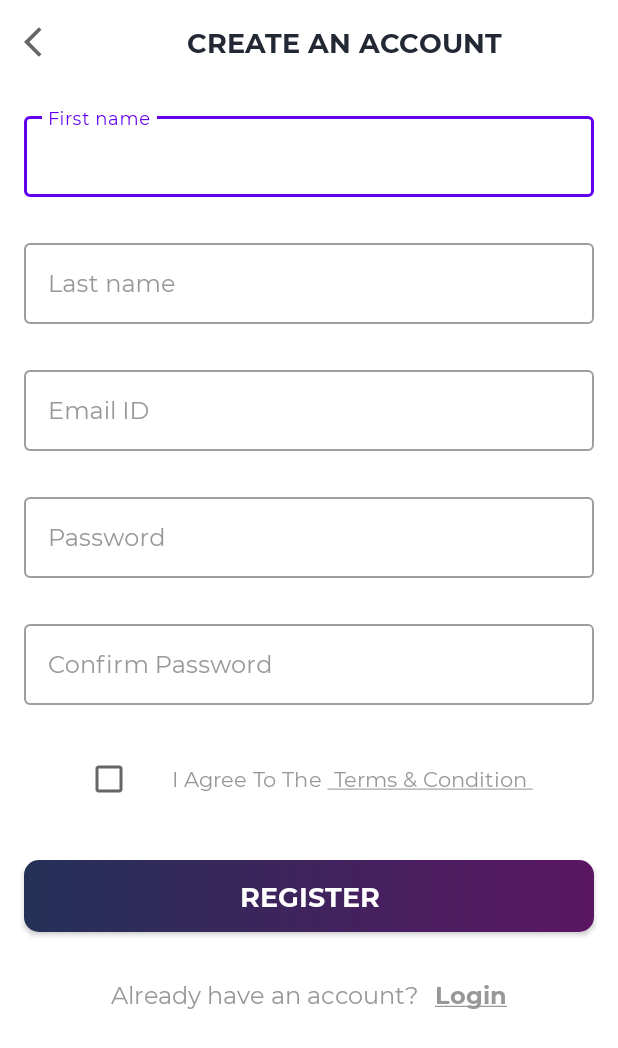
After one commit to DmitryInke/AndroidShopApp, an Android app: the RegisterActivity screen opened directly, with no data from a screen before it, on a phone screen of 412 x 824 dp. The commit adds this screen. Shown: the top 1048 px of the screen. Run offline under Robolectric (Android 15) with nearby library versions, the phone set to English and light mode, and no system bars.

Commit message:
Register Activity, Validating Registry

```diff
--- a/app/build.gradle
+++ b/app/build.gradle
@@ -1,6 +1,7 @@
 plugins {
     id 'com.android.application'
     id 'kotlin-android'
+    id 'kotlin-android-extensions'
     id 'com.google.gms.google-services'
 }
 
@@ -35,6 +36,7 @@ android {
 dependencies {
 
     implementation 'androidx.core:core-ktx:1.7.0'
+    implementation fileTree(dir: "libs", include: ["*.jar"])
     implementation 'androidx.appcompat:appcompat:1.4.0'
     implementation 'com.google.android.material:material:1.4.0'
     implementation 'androidx.constraintlayout:constraintlayout:2.1.2'
--- /dev/null
+++ b/app/src/main/java/com/example/shopapp/ui/activities/BaseActivity.kt
@@ -0,0 +1,32 @@
+package com.example.shopapp.ui.activities
+
+import androidx.appcompat.app.AppCompatActivity
+import androidx.core.content.ContextCompat
+import com.example.shopapp.R
+import com.google.android.material.snackbar.Snackbar
+
+open class BaseActivity : AppCompatActivity() {
+
+    fun showErrorSnackBar(message: String, errorMessage: Boolean) {
+        val snackBar =
+            Snackbar.make(findViewById(android.R.id.content), message, Snackbar.LENGTH_LONG)
+        val snackBarView = snackBar.view
+
+        if (errorMessage) {
+            snackBarView.setBackgroundColor(
+                ContextCompat.getColor(
+                    this@BaseActivity,
+                    R.color.snackBarError
+                )
+            )
+        }else{
+            snackBarView.setBackgroundColor(
+                ContextCompat.getColor(
+                    this@BaseActivity,
+                    R.color.snackBarSuccess
+                )
+            )
+        }
+        snackBar.show()
+    }
+}
--- a/app/src/main/java/com/example/shopapp/ui/activities/LoginActivity.kt
+++ b/app/src/main/java/com/example/shopapp/ui/activities/LoginActivity.kt
@@ -1,15 +1,15 @@
 package com.example.shopapp.ui.activities
 
+import android.content.Intent
 import android.os.Build
 import androidx.appcompat.app.AppCompatActivity
 import android.os.Bundle
 import android.view.WindowInsets
 import android.view.WindowManager
 import com.example.shopapp.R
+import kotlinx.android.synthetic.main.activity_login.*
 
 
-
-@Suppress("DEPRECATION")
 class LoginActivity : AppCompatActivity() {
 
     override fun onCreate(savedInstanceState: Bundle?) {
@@ -25,6 +25,11 @@ class LoginActivity : AppCompatActivity() {
                 WindowManager.LayoutParams.FLAG_FULLSCREEN
             )
         }
+        tv_register.setOnClickListener {
+
+            val intent = Intent(this@LoginActivity, RegisterActivity::class.java)
+            startActivity(intent)
+        }
 
     }
 }
--- /dev/null
+++ b/app/src/main/java/com/example/shopapp/ui/activities/RegisterActivity.kt
@@ -0,0 +1,104 @@
+package com.example.shopapp.ui.activities
+
+import android.content.Intent
+import android.os.Build
+
+import android.os.Bundle
+import android.text.TextUtils
+import android.view.WindowInsets
+import android.view.WindowManager
+import com.example.shopapp.R
+import kotlinx.android.synthetic.main.activity_register.*
+
+class RegisterActivity : BaseActivity() {
+    override fun onCreate(savedInstanceState: Bundle?) {
+        super.onCreate(savedInstanceState)
+        setContentView(R.layout.activity_register)
+
+        @Suppress("DEPRECATION")
+        if (Build.VERSION.SDK_INT >= Build.VERSION_CODES.R) {
+            window.insetsController?.hide(WindowInsets.Type.statusBars())
+        } else {
+            window.setFlags(
+                WindowManager.LayoutParams.FLAG_FULLSCREEN,
+                WindowManager.LayoutParams.FLAG_FULLSCREEN
+            )
+        }
+        setupActionBar()
+
+        btn_register.setOnClickListener {
+            validateRegisterDetails()
+        }
+
+        tv_login.setOnClickListener {
+
+            val intent = Intent(this@RegisterActivity, LoginActivity::class.java)
+            startActivity(intent)
+        }
+    }
+
+    private fun setupActionBar() {
+
+        setSupportActionBar(toolbar_register_activity)
+
+        val actionBar = supportActionBar
+        if (actionBar != null) {
+            actionBar.setDisplayHomeAsUpEnabled(true)
+            actionBar.setHomeAsUpIndicator(R.drawable.ic_black_color_back_24dp)
+        }
+
+        toolbar_register_activity.setNavigationOnClickListener { onBackPressed() }
+    }
+
+    private fun validateRegisterDetails(): Boolean {
+        return when {
+            TextUtils.isEmpty(et_first_name.text.toString().trim { it <= ' ' }) -> {
+                showErrorSnackBar(resources.getString(R.string.err_msg_enter_first_name), true)
+                false
+            }
+
+            TextUtils.isEmpty(et_last_name.text.toString().trim { it <= ' ' }) -> {
+                showErrorSnackBar(resources.getString(R.string.err_msg_enter_last_name), true)
+                false
+            }
+
+            TextUtils.isEmpty(et_email.text.toString().trim { it <= ' ' }) || !android.util.Patterns.EMAIL_ADDRESS.matcher(et_email.text.toString()).matches() -> {
+                showErrorSnackBar(resources.getString(R.string.err_msg_enter_email), true)
+                false
+            }
+
+            TextUtils.isEmpty(et_password.text.toString().trim { it <= ' ' }) -> {
+                showErrorSnackBar(resources.getString(R.string.err_msg_enter_password), true)
+                false
+            }
+
+            TextUtils.isEmpty(et_confirm_password.text.toString().trim { it <= ' ' }) -> {
+                showErrorSnackBar(
+                    resources.getString(R.string.err_msg_enter_confirm_password),
+                    true
+                )
+                false
+            }
+
+            et_password.text.toString().trim { it <= ' ' } != et_confirm_password.text.toString()
+                .trim { it <= ' ' } -> {
+                showErrorSnackBar(
+                    resources.getString(R.string.err_msg_password_and_confirm_password_mismatch),
+                    true
+                )
+                false
+            }
+            !cb_terms_and_condition.isChecked -> {
+                showErrorSnackBar(
+                    resources.getString(R.string.err_msg_agree_terms_and_condition),
+                    true
+                )
+                false
+            }
+            else -> {
+                showErrorSnackBar(resources.getString(R.string.val_msg_registery_successfull), false)
+                true
+            }
+        }
+    }
+}
--- a/app/src/main/java/com/example/shopapp/ui/activities/SplashActivity.kt
+++ b/app/src/main/java/com/example/shopapp/ui/activities/SplashActivity.kt
@@ -25,9 +25,8 @@ class SplashActivity : AppCompatActivity() {
         @Suppress("DEPRECATION")
         Handler().postDelayed(
             {
-                // Launch the Main Activity
                 startActivity(Intent(this@SplashActivity, LoginActivity::class.java))
-                finish() // Call this when your activity is done and should be closed.
+                finish()
             },
             1500
         )
--- /dev/null
+++ b/app/src/main/res/drawable/ic_black_color_back_24dp.xml
@@ -0,0 +1,10 @@
+<vector xmlns:android="http://schemas.android.com/apk/res/android"
+    android:width="24dp"
+    android:height="24dp"
+    android:viewportWidth="24"
+    android:viewportHeight="24"
+    android:tint="?attr/colorControlNormal">
+  <path
+      android:fillColor="@android:color/white"
+      android:pathData="M11.67,3.87L9.9,2.1 0,12l9.9,9.9 1.77,-1.77L3.54,12z"/>
+</vector>
--- /dev/null
+++ b/app/src/main/res/layout/activity_register.xml
@@ -0,0 +1,240 @@
+<?xml version="1.0" encoding="utf-8"?>
+<androidx.constraintlayout.widget.ConstraintLayout xmlns:android="http://schemas.android.com/apk/res/android"
+    xmlns:app="http://schemas.android.com/apk/res-auto"
+    xmlns:tools="http://schemas.android.com/tools"
+    android:layout_width="match_parent"
+    android:layout_height="match_parent"
+    tools:context=".ui.activities.RegisterActivity">
+
+    <androidx.appcompat.widget.Toolbar
+        android:id="@+id/toolbar_register_activity"
+        android:layout_width="match_parent"
+        android:layout_height="?attr/actionBarSize"
+        app:layout_constraintEnd_toEndOf="parent"
+        app:layout_constraintStart_toStartOf="parent"
+        app:layout_constraintTop_toTopOf="parent">
+
+        <com.example.shopapp.utils.MSPTextViewBold
+            android:id="@+id/tv_title"
+            android:layout_width="match_parent"
+            android:layout_height="match_parent"
+            android:gravity="center"
+            android:paddingStart="@dimen/toolbar_title_paddingStart"
+            android:paddingEnd="0dp"
+            android:text="@string/create_an_account"
+            android:textColor="@color/primaryText"
+            android:textSize="@dimen/toolbar_title_text_size" />
+
+    </androidx.appcompat.widget.Toolbar>
+
+    <ScrollView
+        android:layout_width="match_parent"
+        android:layout_height="wrap_content"
+        app:layout_constraintEnd_toEndOf="parent"
+        app:layout_constraintStart_toStartOf="parent"
+        app:layout_constraintTop_toBottomOf="@id/toolbar_register_activity">
+
+        <androidx.constraintlayout.widget.ConstraintLayout
+            android:layout_width="match_parent"
+            android:layout_height="wrap_content">
+
+            <com.google.android.material.textfield.TextInputLayout
+                android:id="@+id/til_first_name"
+                style="@style/Widget.MaterialComponents.TextInputLayout.OutlinedBox"
+                android:layout_width="match_parent"
+                android:layout_height="wrap_content"
+                android:layout_marginStart="16dp"
+                android:layout_marginTop="16dp"
+                android:layout_marginEnd="16dp"
+                android:hint="@string/hint_first_name"
+                android:textColorHint="@color/secondaryText"
+                app:layout_constraintEnd_toEndOf="parent"
+                app:layout_constraintStart_toStartOf="parent"
+                app:layout_constraintTop_toTopOf="parent">
+
+                <com.example.shopapp.utils.MSPEditText
+                    android:id="@+id/et_first_name"
+                    android:layout_width="match_parent"
+                    android:layout_height="wrap_content"
+                    android:inputType="text"
+                    android:padding="@dimen/et_padding"
+                    android:textColor="@color/primaryText"
+                    android:textSize="@dimen/et_textSize" />
+            </com.google.android.material.textfield.TextInputLayout>
+
+            <com.google.android.material.textfield.TextInputLayout
+                android:id="@+id/til_last_name"
+                style="@style/Widget.MaterialComponents.TextInputLayout.OutlinedBox"
+                android:layout_width="match_parent"
+                android:layout_height="wrap_content"
+                android:layout_marginStart="16dp"
+                android:layout_marginTop="25dp"
+                android:layout_marginEnd="16dp"
+                android:hint="@string/hint_last_name"
+                android:textColorHint="@color/secondaryText"
+                app:layout_constraintEnd_toEndOf="parent"
+                app:layout_constraintStart_toStartOf="parent"
+                app:layout_constraintTop_toBottomOf="@id/til_first_name">
+
+                <com.example.shopapp.utils.MSPEditText
+                    android:id="@+id/et_last_name"
+                    android:layout_width="match_parent"
+                    android:layout_height="wrap_content"
+                    android:inputType="text"
+                    android:padding="@dimen/et_padding"
+                    android:textColor="@color/primaryText"
+                    android:textSize="@dimen/et_textSize" />
+            </com.google.android.material.textfield.TextInputLayout>
+
+            <com.google.android.material.textfield.TextInputLayout
+                android:id="@+id/til_email"
+                style="@style/Widget.MaterialComponents.TextInputLayout.OutlinedBox"
+                android:layout_width="match_parent"
+                android:layout_height="wrap_content"
+                android:layout_marginStart="16dp"
+                android:layout_marginTop="25dp"
+                android:layout_marginEnd="16dp"
+                android:hint="@string/et_hint_email_id"
+                android:textColorHint="@color/secondaryText"
+                app:layout_constraintEnd_toEndOf="parent"
+                app:layout_constraintStart_toStartOf="parent"
+                app:layout_constraintTop_toBottomOf="@id/til_last_name">
+
+                <com.example.shopapp.utils.MSPEditText
+                    android:id="@+id/et_email"
+                    android:layout_width="match_parent"
+                    android:layout_height="wrap_content"
+                    android:inputType="textEmailAddress"
+                    android:padding="@dimen/et_padding"
+                    android:textColor="@color/primaryText"
+                    android:textSize="@dimen/et_textSize" />
+            </com.google.android.material.textfield.TextInputLayout>
+
+            <com.google.android.material.textfield.TextInputLayout
+                android:id="@+id/til_password"
+                style="@style/Widget.MaterialComponents.TextInputLayout.OutlinedBox"
+                android:layout_width="match_parent"
+                android:layout_height="wrap_content"
+                android:layout_marginStart="16dp"
+                android:layout_marginTop="25dp"
+                android:layout_marginEnd="16dp"
+                android:hint="@string/et_hint_password"
+                android:textColorHint="@color/secondaryText"
+                app:layout_constraintEnd_toEndOf="parent"
+                app:layout_constraintStart_toStartOf="parent"
+                app:layout_constraintTop_toBottomOf="@id/til_email">
+
+                <com.example.shopapp.utils.MSPEditText
+                    android:id="@+id/et_password"
+                    android:layout_width="match_parent"
+                    android:layout_height="wrap_content"
+                    android:inputType="textPassword"
+                    android:padding="@dimen/et_padding"
+                    android:textColor="@color/primaryText"
+                    android:textSize="@dimen/et_textSize" />
+            </com.google.android.material.textfield.TextInputLayout>
+
+            <com.google.android.material.textfield.TextInputLayout
+                android:id="@+id/til_confirm_password"
+                style="@style/Widget.MaterialComponents.TextInputLayout.OutlinedBox"
+                android:layout_width="match_parent"
+                android:layout_height="wrap_content"
+                android:layout_marginStart="16dp"
+                android:layout_marginTop="25dp"
+                android:layout_marginEnd="16dp"
+                android:hint="@string/et_hint_confirm_password"
+                android:textColorHint="@color/secondaryText"
+                app:layout_constraintEnd_toEndOf="parent"
+                app:layout_constraintStart_toStartOf="parent"
+                app:layout_constraintTop_toBottomOf="@id/til_password">
+
+                <com.example.shopapp.utils.MSPEditText
+                    android:id="@+id/et_confirm_password"
+                    android:layout_width="match_parent"
+                    android:layout_height="wrap_content"
+                    android:inputType="textPassword"
+                    android:padding="@dimen/et_padding"
+                    android:textColor="@color/primaryText"
+                    android:textSize="@dimen/et_textSize" />
+            </com.google.android.material.textfield.TextInputLayout>
+
+            <LinearLayout
+                android:id="@+id/ll_terms_and_condition"
+                android:layout_width="wrap_content"
+                android:layout_height="wrap_content"
+                android:layout_marginTop="25dp"
+                android:gravity="center_vertical"
+                android:orientation="horizontal"
+                app:layout_constraintEnd_toEndOf="parent"
+                app:layout_constraintStart_toStartOf="parent"
+                app:layout_constraintTop_toBottomOf="@id/til_confirm_password">
+
+                <androidx.appcompat.widget.AppCompatCheckBox
+                    android:id="@+id/cb_terms_and_condition"
+                    android:layout_width="wrap_content"
+                    android:layout_height="wrap_content"
+                    tools:checked="false" />
+
+                <com.example.shopapp.utils.MSPTextView
+                    android:id="@+id/tv_terms_condition"
+                    android:layout_width="wrap_content"
+                    android:layout_height="wrap_content"
+                    android:layout_marginStart="@dimen/txt_terms_condition_marginStart"
+                    android:text="@string/i_agree_to_the_terms_and_condition"
+                    android:textColor="@color/secondaryText"
+                    android:textSize="@dimen/txt_terms_and_condition_textSize" />
+            </LinearLayout>
+
+            <com.example.shopapp.utils.MSPButton
+                android:id="@+id/btn_register"
+                android:layout_width="match_parent"
+                android:layout_height="wrap_content"
+                android:layout_gravity="center"
+                android:layout_marginStart="16dp"
+                android:layout_marginTop="30dp"
+                android:layout_marginEnd="16dp"
+                android:background="@drawable/button_background"
+                android:foreground="?attr/selectableItemBackground"
+                android:gravity="center"
+                android:paddingTop="@dimen/btn_padding"
+                android:paddingBottom="@dimen/btn_padding"
+                android:text="@string/btn_lbl_register"
+                android:textColor="@android:color/white"
+                android:textSize="@dimen/btn_textSize"
+                app:layout_constraintEnd_toEndOf="parent"
+                app:layout_constraintStart_toStartOf="parent"
+                app:layout_constraintTop_toBottomOf="@id/ll_terms_and_condition" />
+
+            <LinearLayout
+                android:layout_width="wrap_content"
+                android:layout_height="wrap_content"
+                android:layout_marginTop="25dp"
+                android:gravity="center_vertical"
+                android:orientation="horizontal"
+                app:layout_constraintEnd_toEndOf="parent"
+                app:layout_constraintStart_toStartOf="parent"
+                app:layout_constraintTop_toBottomOf="@id/btn_register">
+
+                <com.example.shopapp.utils.MSPTextView
+                    android:id="@+id/tv_already_have_an_account"
+                    android:layout_width="wrap_content"
+                    android:layout_height="wrap_content"
+                    android:padding="@dimen/clickable_text_view_padding"
+                    android:text="@string/already_have_an_account"
+                    android:textColor="@color/secondaryText"
+                    android:textSize="@dimen/lbl_text_view_textSize" />
+
+                <com.example.shopapp.utils.MSPTextViewBold
+                    android:id="@+id/tv_login"
+                    android:layout_width="wrap_content"
+                    android:layout_height="wrap_content"
+                    android:foreground="?attr/selectableItemBackground"
+                    android:padding="@dimen/clickable_text_view_padding"
+                    android:text="@string/login"
+                    android:textColor="@color/secondaryText"
+                    android:textSize="@dimen/lbl_text_view_textSize" />
+            </LinearLayout>
+        </androidx.constraintlayout.widget.ConstraintLayout>
+    </ScrollView>
+
+</androidx.constraintlayout.widget.ConstraintLayout>
--- a/app/src/main/res/values/colors.xml
+++ b/app/src/main/res/values/colors.xml
@@ -18,5 +18,8 @@
     <color name="primaryText">#222934</color>
     <color name="secondaryText">#989898</color>
 
+    <color name="snackBarSuccess">#8BC34A</color>
+    <color name="snackBarError">#F72400</color>
+
 
 </resources>
--- a/app/src/main/res/values/dimens.xml
+++ b/app/src/main/res/values/dimens.xml
@@ -13,4 +13,9 @@
     <dimen name="btn_textSize">18sp</dimen>
     <dimen name="btn_padding">8dp</dimen>
     <dimen name="lbl_text_view_textSize">16sp</dimen>
+    <dimen name="toolbar_title_paddingStart">-25dp</dimen>
+    <dimen name="toolbar_title_text_size">18sp</dimen>
+    <dimen name="txt_terms_condition_marginStart">10dp</dimen>
+    <dimen name="txt_terms_and_condition_textSize">14sp</dimen>
+    <dimen name="button_paddingTop_Bottom">8dp</dimen>
 </resources>
--- a/app/src/main/res/values/strings.xml
+++ b/app/src/main/res/values/strings.xml
@@ -8,4 +8,24 @@
     <string name="btn_lbl_login">Login</string>
     <string name="don_t_have_an_account">Don\'t have an account?</string>
     <string name="register"><u>Register</u></string>
+    <string name="create_an_account">CREATE AN ACCOUNT</string>
+
+    <string name="hint_last_name">Last name</string>
+    <string name="hint_first_name">First name</string>
+    <string name="et_hint_confirm_password">Confirm Password</string>
+
+    <string name="i_agree_to_the_terms_and_condition">I Agree To The <u> Terms &amp; Condition </u></string>
+    <string name="btn_lbl_register">Register</string>
+
+    <string name="already_have_an_account">Already have an account?</string>
+    <string name="login"><u>Login</u></string>
+
+    <string name="err_msg_enter_first_name">Please enter first name.</string>
+    <string name="err_msg_enter_last_name">Please enter last name.</string>
+    <string name="err_msg_enter_email">Please enter email.</string>
+    <string name="err_msg_enter_password">Please enter password.</string>
+    <string name="err_msg_enter_confirm_password">Please enter confirm password.</string>
+    <string name="err_msg_password_and_confirm_password_mismatch">Password and confirm password does not match.</string>
+    <string name="err_msg_agree_terms_and_condition">Please agree terms and condition.</string>
+    <string name="val_msg_registery_successfull">Thanks for registering!</string>
 </resources>
--- a/build.gradle
+++ b/build.gradle
@@ -5,7 +5,7 @@ buildscript {
         mavenCentral()
     }
     dependencies {
-        classpath "com.android.tools.build:gradle:7.0.3"
+        classpath 'com.android.tools.build:gradle:7.0.4'
         classpath "org.jetbrains.kotlin:kotlin-gradle-plugin:1.6.0"
         classpath 'com.google.gms:google-services:4.3.10'
 
```
Also changed, not shown: app/src/main/AndroidManifest.xml (+9 -1 lines).
